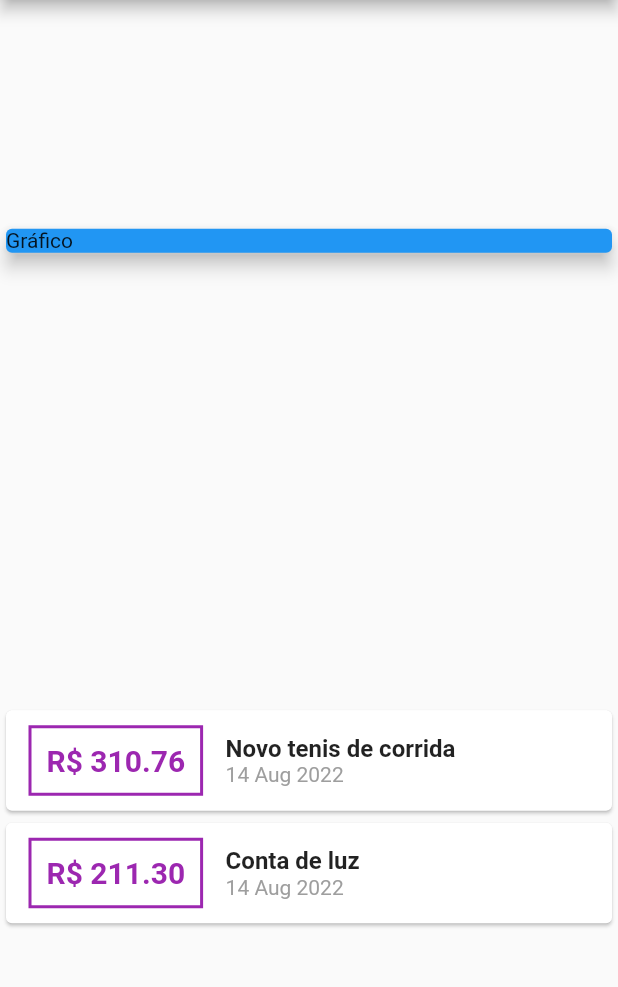
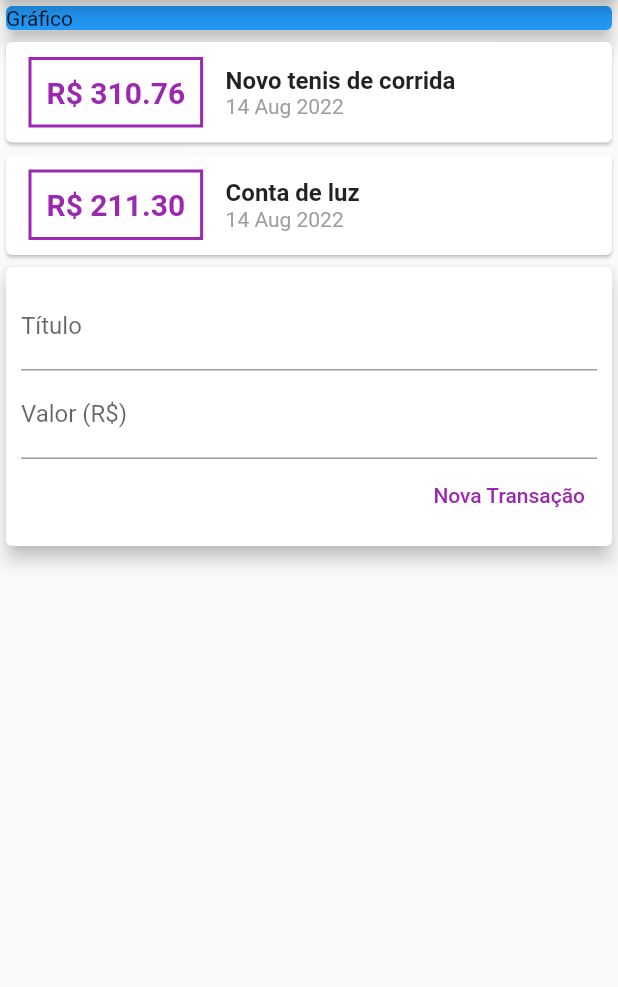
Before and after one commit to felipe-sousa/despesas_pessoais, a Flutter app: the screen it shows after launch, on a phone screen of 412 x 824 dp, the part 84-1071 px from its top. Run offline on Flutter 3.47's test engine with Material 2 defaults, Android fonts, the phone set to English and light mode, and no system bars.

Commit message:
form para cadastrar despesas

```diff
--- a/lib/main.dart
+++ b/lib/main.dart
@@ -28,7 +28,6 @@ class MyHomePage extends StatelessWidget {
         title: const Text('Despesas Pessoais'),
       ),
       body: Column(
-        mainAxisAlignment: MainAxisAlignment.spaceAround,
         crossAxisAlignment: CrossAxisAlignment.stretch,
         children: [
           Container(
@@ -86,6 +85,34 @@ class MyHomePage extends StatelessWidget {
                 ),
               );
             }).toList(),
+          ),
+          Card(
+            elevation: 5,
+            child: Padding(
+              padding: const EdgeInsets.all(10),
+              child: Column(
+                children: [
+                  TextField(
+                    decoration: InputDecoration(
+                      labelText: 'Título',
+                    ),
+                  ),
+                  TextField(
+                    decoration: InputDecoration(labelText: 'Valor (R\$)'),
+                  ),
+                  Row(
+                    mainAxisAlignment: MainAxisAlignment.end,
+                    children: [
+                      TextButton(
+                        onPressed: () {},
+                        style: TextButton.styleFrom(primary: Colors.purple),
+                        child: Text('Nova Transação'),
+                      ),
+                    ],
+                  )
+                ],
+              ),
+            ),
           )
         ],
       ),
```
